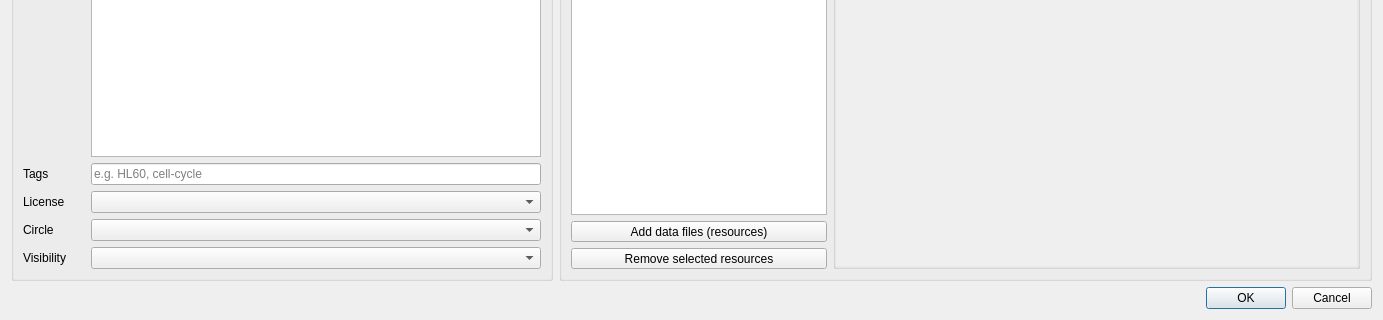
Before: the Qt Designer form dcoraid/gui/upload/dlg_upload.ui in DCOR-dev/DCOR-Aid, drawn with Qt 5; both pictures show x 0 to 1383 and y 519 to 839 of the 1383 by 839 pixel window.
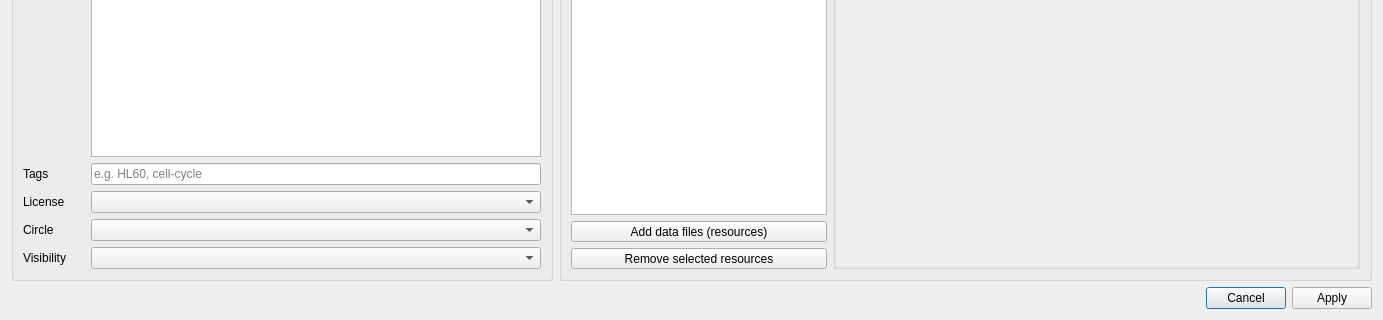
After: the same form once the commit is applied. Icons and pictures are not drawn. Custom widgets are drawn as their Qt base class.

Commit message: fix: use apply instead of ok to stop window from closing when no resources selected

```diff
--- a/dcoraid/gui/upload/dlg_upload.ui
+++ b/dcoraid/gui/upload/dlg_upload.ui
@@ -493,7 +493,7 @@
       <enum>Qt::Horizontal</enum>
      </property>
      <property name="standardButtons">
-      <set>QDialogButtonBox::Cancel|QDialogButtonBox::Ok</set>
+      <set>QDialogButtonBox::Apply|QDialogButtonBox::Cancel</set>
      </property>
     </widget>
    </item>
```
The commit also changes 1 other file.
